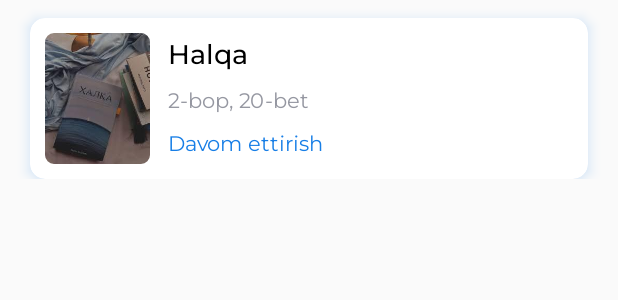
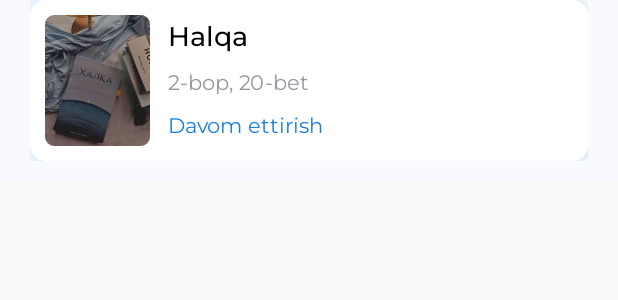
Before and after one commit to yahyamahmudiy/Halqa, an Android app: the layout item_bookmark.xml on its own in the app's theme, with its tools: preview values and no code run, on a phone screen of 412 x 824 dp. Shown: the top 300 px of the screen. Run offline under Robolectric (Android 15) with nearby library versions, the phone set to English and light mode, and no system bars.

Commit message:
fixed some buggs in Bookmark fragment

```diff
--- a/app/src/main/java/com/example/halqa/fragment/mainflow/readbook/ReadFragment.kt
+++ b/app/src/main/java/com/example/halqa/fragment/mainflow/readbook/ReadFragment.kt
@@ -158,9 +158,9 @@ class ReadFragment : Fragment(R.layout.fragment_read) {
         binding.btnBookmark.setOnClickListener {
             saveToDB()
         }
+
         if (page != null) {
-            val page = binding.tvCurrentPage.text.toString()
-            sharedPref.saveString("page", page)
+            binding.rvText.scrollToPosition(page!!.toInt())
         }
     }
 
--- a/app/src/main/res/layout/fragment_main.xml
+++ b/app/src/main/res/layout/fragment_main.xml
@@ -98,8 +98,9 @@
 
             <TextView
                 android:id="@+id/tv_bookName"
-                android:layout_width="43dp"
-                android:layout_height="20dp"
+                android:layout_width="wrap_content"
+                android:layout_height="wrap_content"
+                android:layout_marginStart="12dp"
                 android:layout_marginTop="12dp"
                 android:fontFamily="@font/montserrat_medium"
                 android:text="@string/str_halqa"
--- a/app/src/main/res/layout/item_bookmark.xml
+++ b/app/src/main/res/layout/item_bookmark.xml
@@ -2,14 +2,16 @@
 <androidx.constraintlayout.widget.ConstraintLayout xmlns:android="http://schemas.android.com/apk/res/android"
     xmlns:app="http://schemas.android.com/apk/res-auto"
     android:layout_width="match_parent"
-    android:layout_height="wrap_content">
+    android:layout_height="wrap_content"
+    android:paddingStart="20dp"
+    android:paddingEnd="20dp"
+    android:paddingBottom="12dp"
+    android:background="@color/main_background">
 
     <androidx.cardview.widget.CardView
         android:id="@+id/cvHalqa"
         android:layout_width="match_parent"
         android:layout_height="wrap_content"
-        android:layout_marginHorizontal="20dp"
-        android:layout_marginTop="12dp"
         android:outlineSpotShadowColor="@color/main_color"
         app:cardBackgroundColor="@color/white"
         app:cardCornerRadius="10dp"
```
Also changed, not shown: app/src/main/java/com/example/halqa/model/BookmarkData.kt (+5 -5 lines).
